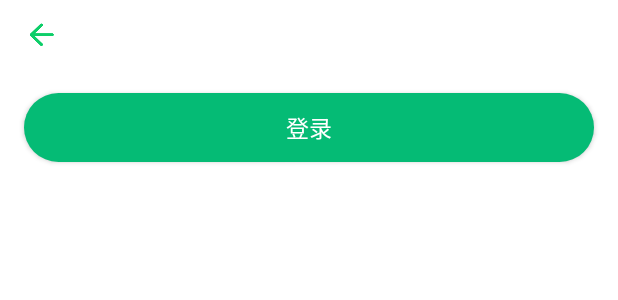
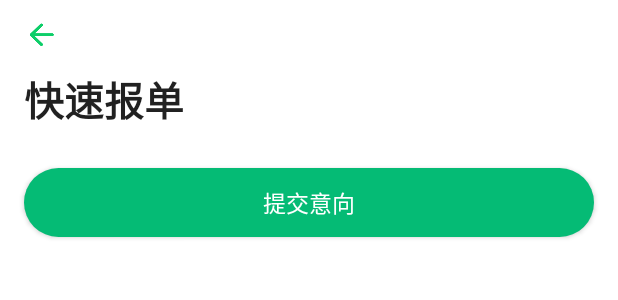
Before and after one commit to guoxiaopeng875/maintech, an Android app: the layout activity_quickly_apply.xml on its own in the app's theme, with its tools: preview values and no code run, on a phone screen of 412 x 824 dp. Shown: the top 300 px of the screen. Run offline under Robolectric (Android 15) with nearby library versions, the phone set to English and light mode, and no system bars.

Commit message:
for pull

```diff
--- a/app/src/main/AndroidManifest.xml
+++ b/app/src/main/AndroidManifest.xml
@@ -59,6 +59,7 @@
         <activity
             android:name=".ui.activity.PendingItems"
             android:screenOrientation="portrait" />
+        <activity android:name=".ui.activity.QuicklyApply" />
     </application>
 
 </manifest>
--- a/app/src/main/java/com/xmkj/md/ui/activity/Splash.java
+++ b/app/src/main/java/com/xmkj/md/ui/activity/Splash.java
@@ -42,8 +42,7 @@ public class Splash extends BaseActivity {
 
     @Override
     public void setListener() {
-        // TODO 跳转到快速报单单页面(h5?)
-        mBtnQuickApply.setOnClickListener(view -> ToastUtils.showToast("快速报单"));
+        mBtnQuickApply.setOnClickListener(view -> AppUtils.jump2Next(Splash.this, QuicklyApply.class));
         // 跳转到登录页面
         mRlLoginSplash.setOnClickListener(view -> AppUtils.jump2Next(Splash.this, Login.class));
     }
--- a/app/src/main/res/layout/activity_quickly_apply.xml
+++ b/app/src/main/res/layout/activity_quickly_apply.xml
@@ -1,28 +1,25 @@
 <?xml version="1.0" encoding="utf-8"?>
 <LinearLayout xmlns:android="http://schemas.android.com/apk/res/android"
-    android:orientation="vertical"
     android:layout_width="match_parent"
     android:layout_height="match_parent"
-    android:background="@color/white">
+    android:background="@color/white"
+    android:orientation="vertical">
 
     <LinearLayout
         android:id="@+id/ll_toolbar_login"
         style="@style/toolbar_ll">
 
         <ImageButton
-            android:id="@+id/iv_back_login"
+            android:id="@+id/iv_back_quick"
             style="@style/toolbar_iv" />
     </LinearLayout>
 
+    <TextView
+        style="@style/md_title"
+        android:text="@string/splash_quick_apply" />
+
     <Button
         android:id="@+id/btn_login"
-        android:layout_width="match_parent"
-        android:layout_height="@dimen/x37"
-        android:layout_alignParentBottom="true"
-        android:layout_centerHorizontal="true"
-        android:layout_margin="@dimen/x13"
-        android:background="@drawable/shape_btn_green"
-        android:text="@string/login"
-        android:textColor="@color/white"
-        android:textSize="15.4sp" />
+        style="@style/md_btn"
+        android:text="@string/quickly_submit" />
 </LinearLayout>
--- a/app/src/main/res/values/strings.xml
+++ b/app/src/main/res/values/strings.xml
@@ -7,4 +7,5 @@
     <string name="login_pwd">密码</string>
     <string name="login">登录</string>
     <string name="pending_items">代办事项</string>
+    <string name="quickly_submit">提交意向</string>
 </resources>
--- a/app/src/main/res/values/styles.xml
+++ b/app/src/main/res/values/styles.xml
@@ -89,4 +89,23 @@
     <style name="margin_start_x13">
         <item name="android:layout_marginStart">@dimen/x13</item>
     </style>
+
+    <!--标题-->
+    <style name="md_title" parent="margin_start_x13">
+        <item name="android:layout_width">wrap_content</item>
+        <item name="android:layout_height">@dimen/x40</item>
+        <item name="android:textColor">@color/black87</item>
+        <item name="android:textSize">26.4sp</item>
+        <item name="android:textStyle">bold</item>
+    </style>
+
+    <!--底部提交按钮-->
+    <style name="md_btn">
+        <item name="android:layout_width">match_parent</item>
+        <item name="android:layout_height">@dimen/x37</item>
+        <item name="android:layout_margin">@dimen/x13</item>
+        <item name="android:background">@drawable/shape_btn_green</item>
+        <item name="android:textColor">@color/white</item>
+        <item name="android:textSize">15.4sp</item>
+    </style>
 </resources>
```
Also changed, not shown: app/src/main/java/com/xmkj/md/ui/activity/QuicklyApply.java (added, +28 -0 lines), app/src/main/res/layout/activity_login.xml (+5 -21 lines).
